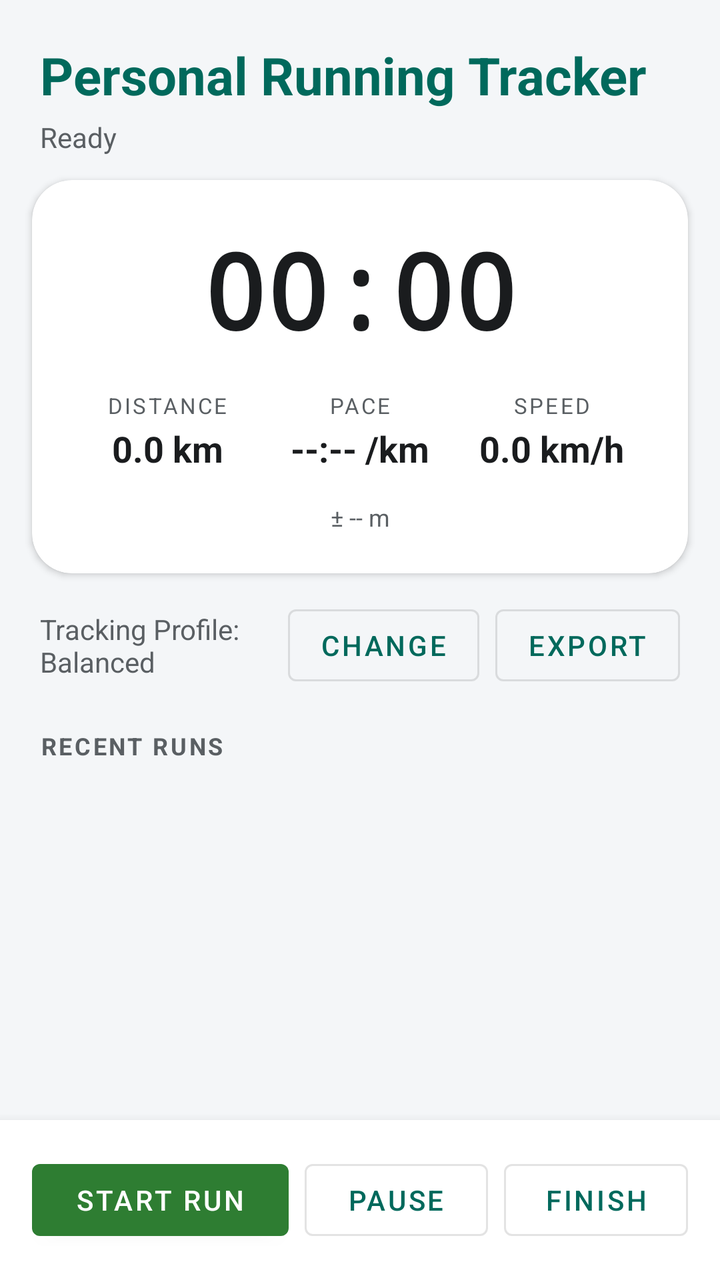
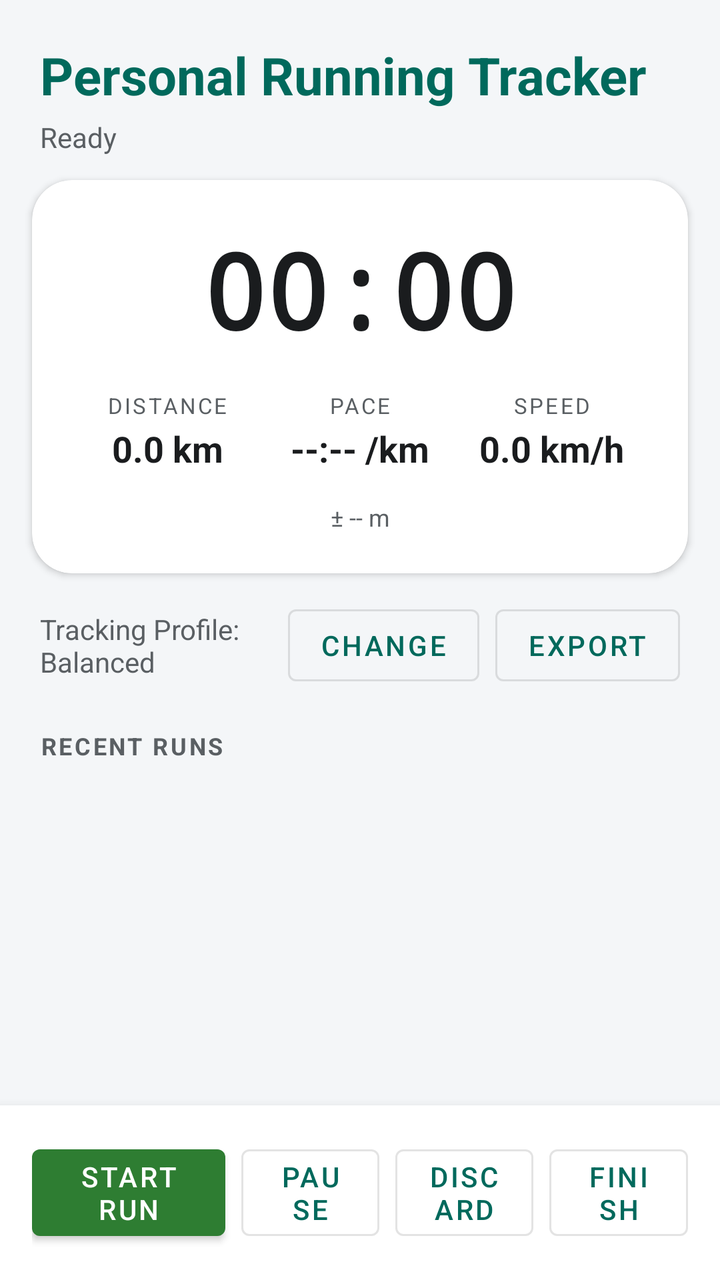

The first picture is an Android layout as it rendered before a commit; the second is the same layout after the commit. The layout source and the unified diff follow.
<!-- AndroidManifest.xml: application theme BaseApplicationTheme -->
<!-- res/layout/activity_main.xml -->
<?xml version="1.0" encoding="utf-8"?>
<LinearLayout xmlns:android="http://schemas.android.com/apk/res/android"
    xmlns:app="http://schemas.android.com/apk/res-auto"
    android:layout_width="match_parent"
    android:layout_height="match_parent"
    android:orientation="vertical"
    android:background="@color/rt_background">

    <LinearLayout
        android:layout_width="match_parent"
        android:layout_height="wrap_content"
        android:orientation="vertical"
        android:paddingStart="20dp"
        android:paddingEnd="20dp"
        android:paddingTop="20dp"
        android:paddingBottom="12dp">

        <TextView
            android:id="@+id/titleText"
            android:layout_width="wrap_content"
            android:layout_height="wrap_content"
            android:text="Personal Running Tracker"
            android:textColor="@color/rt_primary"
            android:textSize="26sp"
            android:textStyle="bold" />

        <TextView
            android:id="@+id/statusText"
            android:layout_width="wrap_content"
            android:layout_height="wrap_content"
            android:layout_marginTop="4dp"
            android:text="Ready"
            android:textColor="@color/rt_on_surface_variant"
            android:textSize="14sp" />
    </LinearLayout>

    <com.google.android.material.card.MaterialCardView
        android:layout_width="match_parent"
        android:layout_height="wrap_content"
        android:layout_marginStart="16dp"
        android:layout_marginEnd="16dp"
        app:cardBackgroundColor="@color/rt_surface"
        app:cardCornerRadius="20dp"
        app:cardElevation="2dp">

        <LinearLayout
            android:layout_width="match_parent"
            android:layout_height="wrap_content"
            android:orientation="vertical"
            android:padding="20dp">

            <TextView
                android:id="@+id/elapsedText"
                android:layout_width="match_parent"
                android:layout_height="wrap_content"
                android:gravity="center"
                android:text="00:00"
                android:textColor="@color/rt_on_surface"
                android:textSize="52sp"
                android:textStyle="bold"
                android:fontFamily="monospace" />

            <LinearLayout
                android:layout_width="match_parent"
                android:layout_height="wrap_content"
                android:layout_marginTop="16dp"
                android:orientation="horizontal">

                <LinearLayout
                    android:layout_width="0dp"
                    android:layout_height="wrap_content"
                    android:layout_weight="1"
                    android:gravity="center"
                    android:orientation="vertical">

                    <TextView
                        android:layout_width="wrap_content"
                        android:layout_height="wrap_content"
                        android:text="DISTANCE"
                        android:textColor="@color/rt_on_surface_variant"
                        android:textSize="11sp"
                        android:letterSpacing="0.1" />

                    <TextView
                        android:id="@+id/distanceText"
                        android:layout_width="wrap_content"
                        android:layout_height="wrap_content"
                        android:layout_marginTop="2dp"
                        android:text="0.0 km"
                        android:textColor="@color/rt_on_surface"
                        android:textSize="18sp"
                        android:textStyle="bold" />
                </LinearLayout>

                <LinearLayout
                    android:layout_width="0dp"
                    android:layout_height="wrap_content"
                    android:layout_weight="1"
                    android:gravity="center"
                    android:orientation="vertical">

                    <TextView
                        android:layout_width="wrap_content"
                        android:layout_height="wrap_content"
                        android:text="PACE"
                        android:textColor="@color/rt_on_surface_variant"
                        android:textSize="11sp"
                        android:letterSpacing="0.1" />

                    <TextView
                        android:id="@+id/paceText"
                        android:layout_width="wrap_content"
                        android:layout_height="wrap_content"
                        android:layout_marginTop="2dp"
                        android:text="--:-- /km"
                        android:textColor="@color/rt_on_surface"
                        android:textSize="18sp"
                        android:textStyle="bold" />
                </LinearLayout>

                <LinearLayout
                    android:layout_width="0dp"
                    android:layout_height="wrap_content"
                    android:layout_weight="1"
                    android:gravity="center"
                    android:orientation="vertical">

                    <TextView
                        android:layout_width="wrap_content"
                        android:layout_height="wrap_content"
                        android:text="SPEED"
                        android:textColor="@color/rt_on_surface_variant"
                        android:textSize="11sp"
                        android:letterSpacing="0.1" />

                    <TextView
                        android:id="@+id/speedText"
                        android:layout_width="wrap_content"
                        android:layout_height="wrap_content"
                        android:layout_marginTop="2dp"
                        android:text="0.0 km/h"
                        android:textColor="@color/rt_on_surface"
                        android:textSize="18sp"
                        android:textStyle="bold" />
                </LinearLayout>
            </LinearLayout>

            <TextView
                android:id="@+id/accuracyText"
                android:layout_width="match_parent"
                android:layout_height="wrap_content"
                android:layout_marginTop="14dp"
                android:gravity="center"
                android:text="± -- m"
                android:textColor="@color/rt_on_surface_variant"
                android:textSize="12sp" />
        </LinearLayout>
    </com.google.android.material.card.MaterialCardView>

    <LinearLayout
        android:layout_width="match_parent"
        android:layout_height="wrap_content"
        android:orientation="horizontal"
        android:gravity="center_vertical"
        android:paddingStart="20dp"
        android:paddingEnd="20dp"
        android:layout_marginTop="12dp">

        <TextView
            android:id="@+id/profileText"
            android:layout_width="0dp"
            android:layout_height="wrap_content"
            android:layout_weight="1"
            android:text="Tracking Profile: Balanced"
            android:textColor="@color/rt_on_surface_variant"
            android:textSize="14sp" />

        <com.google.android.material.button.MaterialButton
            android:id="@+id/profileButton"
            style="@style/Widget.MaterialComponents.Button.OutlinedButton"
            android:layout_width="wrap_content"
            android:layout_height="wrap_content"
            android:text="Change" />

        <com.google.android.material.button.MaterialButton
            android:id="@+id/exportButton"
            style="@style/Widget.MaterialComponents.Button.OutlinedButton"
            android:layout_width="wrap_content"
            android:layout_height="wrap_content"
            android:layout_marginStart="8dp"
            android:text="Export" />
    </LinearLayout>

    <TextView
        android:layout_width="wrap_content"
        android:layout_height="wrap_content"
        android:layout_marginStart="20dp"
        android:layout_marginTop="18dp"
        android:text="RECENT RUNS"
        android:textColor="@color/rt_on_surface_variant"
        android:textSize="12sp"
        android:textStyle="bold"
        android:letterSpacing="0.1" />

    <ListView
        android:id="@+id/runHistoryList"
        android:layout_width="match_parent"
        android:layout_height="0dp"
        android:layout_weight="1"
        android:layout_marginTop="4dp"
        android:divider="@null"
        android:dividerHeight="0dp"
        android:clipToPadding="false"
        android:paddingBottom="8dp" />

    <LinearLayout
        android:layout_width="match_parent"
        android:layout_height="wrap_content"
        android:orientation="horizontal"
        android:padding="16dp"
        android:background="@color/rt_surface"
        android:elevation="8dp">

        <com.google.android.material.button.MaterialButton
            android:id="@+id/startButton"
            android:layout_width="0dp"
            android:layout_height="wrap_content"
            android:layout_weight="1.4"
            android:text="Start Run"
            app:backgroundTint="@color/rt_accent_green" />

        <com.google.android.material.button.MaterialButton
            android:id="@+id/pauseButton"
            style="@style/Widget.MaterialComponents.Button.OutlinedButton"
            android:layout_width="0dp"
            android:layout_height="wrap_content"
            android:layout_weight="1"
            android:layout_marginStart="8dp"
            android:text="Pause" />

        <com.google.android.material.button.MaterialButton
            android:id="@+id/finishButton"
            style="@style/Widget.MaterialComponents.Button.OutlinedButton"
            android:layout_width="0dp"
            android:layout_height="wrap_content"
            android:layout_weight="1"
            android:layout_marginStart="8dp"
            android:text="Finish" />
    </LinearLayout>

</LinearLayout>
<!-- resources referenced by this layout -->
<resources>
  <color name="rt_accent_green">#2E7D32</color>
  <color name="rt_background">#F4F6F8</color>
  <color name="rt_on_surface">#1A1C1E</color>
  <color name="rt_on_surface_variant">#5A5F63</color>
  <color name="rt_primary">#00695C</color>
  <color name="rt_surface">#FFFFFF</color>
  <style name="BaseApplicationTheme" parent="Theme.PersonalRunningTracker" />
  <style name="Theme.PersonalRunningTracker" parent="Theme.MaterialComponents.DayNight.NoActionBar">
          <item name="colorPrimary">@color/rt_primary</item>
          <item name="colorPrimaryVariant">@color/rt_primary_dark</item>
          <item name="colorOnPrimary">@color/white</item>
          <item name="colorOnSecondary">@color/white</item>
          <item name="colorOnBackground">@color/rt_on_surface</item>
          <item name="colorSurface">@color/rt_surface</item>
          <item name="colorOnSurface">@color/rt_on_surface</item>
          <item name="android:statusBarColor">@color/rt_primary_dark</item>
          <item name="android:windowBackground">@color/rt_background</item>
      </style>
  <color name="rt_primary_dark">#004D40</color>
  <color name="white">#FFFFFF</color>
</resources>

<!-- the commit's change to res/layout/activity_main.xml (unified diff, before → after) -->
@@ -4,6 +4,7 @@
     android:layout_width="match_parent"
     android:layout_height="match_parent"
     android:orientation="vertical"
+    android:fitsSystemWindows="true"
     android:background="@color/rt_background">
 
     <LinearLayout
@@ -239,6 +240,15 @@
             android:text="Pause" />
 
         <com.google.android.material.button.MaterialButton
+            android:id="@+id/discardButton"
+            style="@style/Widget.MaterialComponents.Button.OutlinedButton"
+            android:layout_width="0dp"
+            android:layout_height="wrap_content"
+            android:layout_weight="1"
+            android:layout_marginStart="8dp"
+            android:text="Discard" />
+
+        <com.google.android.material.button.MaterialButton
             android:id="@+id/finishButton"
             style="@style/Widget.MaterialComponents.Button.OutlinedButton"
             android:layout_width="0dp"
